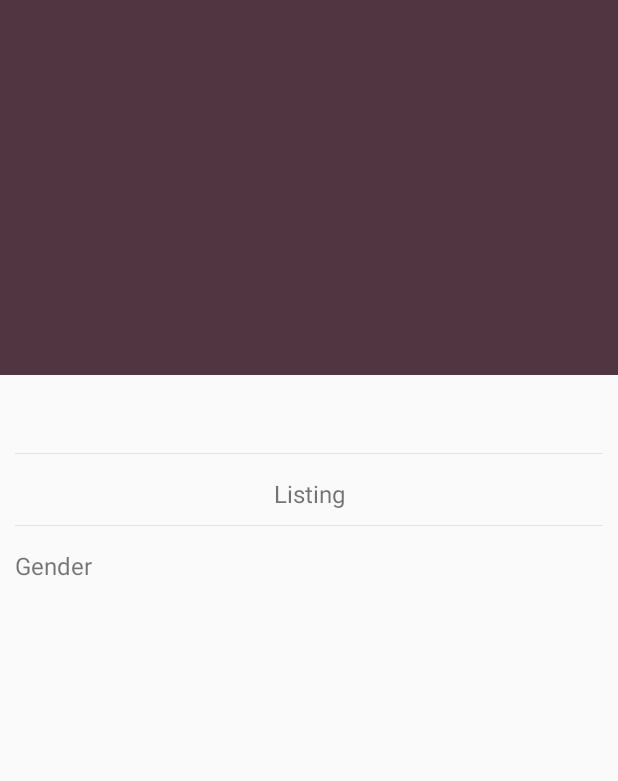
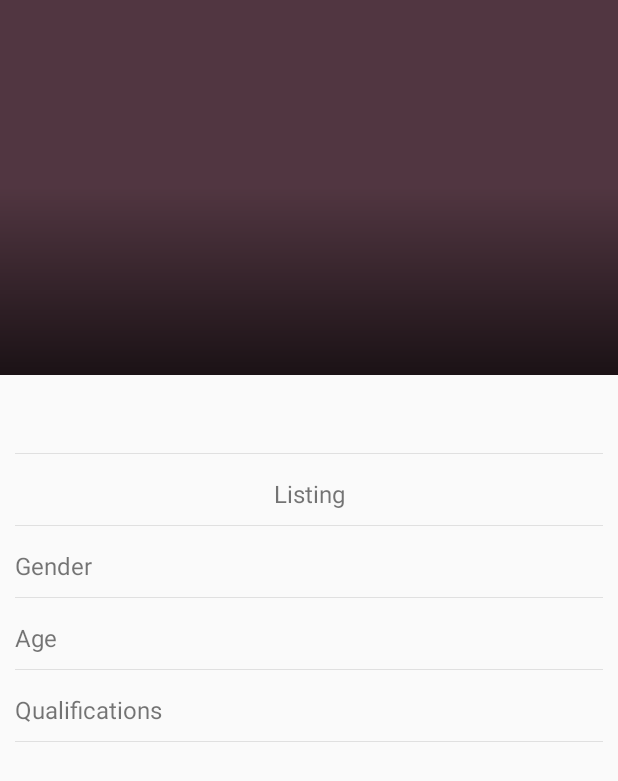
Before and after one commit to rensamatar/nabun-upgrade, an Android app: the layout activity_career_view.xml on its own in the app's theme, with its tools: preview values and no code run, on a phone screen of 412 x 824 dp. Shown: the top 781 px of the screen. Run offline under Robolectric (Android 15) with nearby library versions, the phone set to English and light mode, and no system bars; plain views replace AutofitTextView.

```diff
--- a/app/src/main/res/drawable/gradient.xml
+++ b/app/src/main/res/drawable/gradient.xml
@@ -1,6 +1,10 @@
-<?xml version="1.0" encoding="utf-8"?>
-<shape xmlns:android="http://schemas.android.com/apk/res/android">
-  <gradient android:angle="270" android:endColor="#181818" android:startColor="#616161" />
+<shape xmlns:android="http://schemas.android.com/apk/res/android"
+       android:shape="rectangle" >
+  <gradient
+    android:angle="90"
+    android:endColor="#00ffffff"
+    android:startColor="#aa000000"
+    android:centerColor="#00ffffff" />
 
-  <stroke android:width="1dp" android:color="#343434" />
-</shape>
+  <corners android:radius="0dp" />
+  </shape>
--- a/app/src/main/res/layout/activity_career_view.xml
+++ b/app/src/main/res/layout/activity_career_view.xml
@@ -23,6 +23,11 @@
         android:layout_height="match_parent"
         android:scaleType="centerCrop"
         app:layout_collapseMode="parallax"/>
+
+      <View
+        android:layout_width="wrap_content"
+        android:layout_height="wrap_content"
+        android:background="@drawable/gradient"/>
 
       <android.support.v7.widget.Toolbar
         android:id="@+id/toolbar"
@@ -68,8 +73,8 @@
         android:textSize="@dimen/material_text_subhead"/>
 
       <include layout="@layout/separate_gray"/>
-
       <LinearLayout
+        android:id="@+id/list_gender"
         android:layout_width="match_parent"
         android:layout_height="wrap_content"
         android:layout_marginTop="10dp"
@@ -90,6 +95,62 @@
           android:id="@+id/gender"
           />
       </LinearLayout>
+      <include layout="@layout/separate_gray"/>
+      <LinearLayout
+        android:id="@+id/list_age"
+        android:layout_width="match_parent"
+        android:layout_height="wrap_content"
+        android:layout_marginTop="10dp"
+        android:orientation="horizontal">
+        <TextView
+          android:layout_width="0dp"
+          android:layout_weight="1"
+          android:layout_height="wrap_content"
+          android:text="Age"
+          android:gravity="left"
+          android:textSize="@dimen/material_text_subhead"
+          />
+        <TextView
+          android:layout_width="0dp"
+          android:layout_weight="1"
+          android:layout_height="wrap_content"
+          android:gravity="right"
+          android:id="@+id/age"
+          />
+      </LinearLayout>
+      <include layout="@layout/separate_gray"/>
+      <LinearLayout
+        android:id="@+id/list_qualifications"
+        android:layout_width="match_parent"
+        android:layout_height="wrap_content"
+        android:layout_marginTop="10dp"
+        android:orientation="horizontal">
+        <TextView
+          android:layout_width="0dp"
+          android:layout_weight="1"
+          android:layout_height="wrap_content"
+          android:text="Qualifications"
+          android:gravity="left"
+          android:textSize="@dimen/material_text_subhead"
+          />
+        <TextView
+          android:layout_width="0dp"
+          android:layout_weight="1"
+          android:layout_height="wrap_content"
+          android:gravity="right"
+          android:id="@+id/qualifications"
+          />
+      </LinearLayout>
+      <include layout="@layout/separate_gray"/>
+
+      <ListView
+        android:id="@+id/wage_listview"
+        android:layout_width="match_parent"
+        android:layout_height="match_parent"
+        android:divider="@null"
+        android:dividerHeight="0dp"
+        android:scrollbars="none"
+        android:fadingEdge="none"/>
 
     </LinearLayout>
 
--- a/app/src/main/res/layout/activity_event_view.xml
+++ b/app/src/main/res/layout/activity_event_view.xml
@@ -23,6 +23,11 @@
         android:layout_height="match_parent"
         android:scaleType="centerCrop"
         app:layout_collapseMode="parallax"/>
+
+      <View
+        android:layout_width="wrap_content"
+        android:layout_height="wrap_content"
+        android:background="@drawable/gradient"/>
 
       <android.support.v7.widget.Toolbar
         android:id="@+id/toolbar"
--- a/app/src/main/res/layout/career_list_item.xml
+++ b/app/src/main/res/layout/career_list_item.xml
@@ -2,8 +2,7 @@
 <FrameLayout xmlns:android="http://schemas.android.com/apk/res/android"
              android:layout_width="match_parent"
              android:layout_height="@dimen/list_item_height"
-             android:id="@+id/frame_layout"
-             android:background="@color/eggplant">
+             android:id="@+id/frame_layout">
 
   <ImageView
     android:id="@+id/background"
```
Also changed, not shown: app/src/main/java/com/nabun_upgrade/adapter/WageAdapter.java (added, +57 -0 lines), app/src/main/java/com/nabun_upgrade/nabun/CareerViewActivity.java (+19 -3 lines), app/src/main/res/layout/event_list_item.xml (+6 -2 lines).
